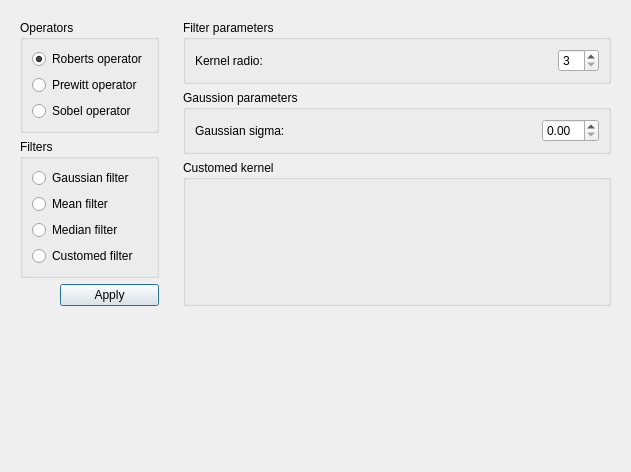
The window that src/FilterDialog.ui (Ovilia/PIP) describes before a commit, drawn with Qt 5.
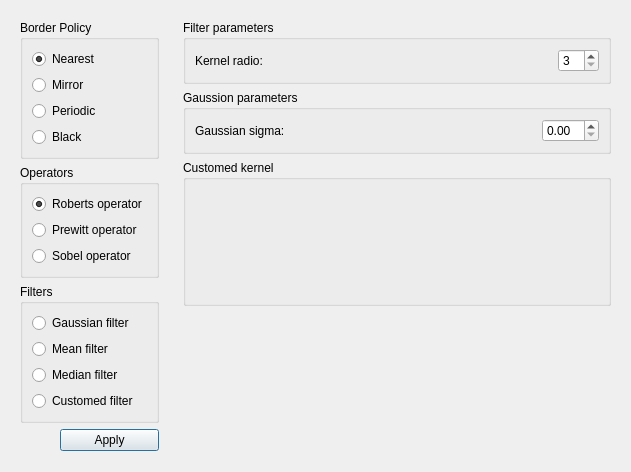
The same window after the commit.

```diff
--- a/src/FilterDialog.ui
+++ b/src/FilterDialog.ui
@@ -26,6 +26,46 @@
       <property name="bottomMargin">
        <number>9</number>
       </property>
+      <item>
+       <widget class="QGroupBox" name="borderGroup">
+        <property name="title">
+         <string>Border Policy</string>
+        </property>
+        <layout class="QVBoxLayout" name="verticalLayout_9">
+         <item>
+          <widget class="QRadioButton" name="nearestButton">
+           <property name="text">
+            <string>Nearest</string>
+           </property>
+           <property name="checked">
+            <bool>true</bool>
+           </property>
+          </widget>
+         </item>
+         <item>
+          <widget class="QRadioButton" name="mirrorButton">
+           <property name="text">
+            <string>Mirror</string>
+           </property>
+          </widget>
+         </item>
+         <item>
+          <widget class="QRadioButton" name="periodicButton">
+           <property name="text">
+            <string>Periodic</string>
+           </property>
+          </widget>
+         </item>
+         <item>
+          <widget class="QRadioButton" name="blackButton">
+           <property name="text">
+            <string>Black</string>
+           </property>
+          </widget>
+         </item>
+        </layout>
+       </widget>
+      </item>
       <item>
        <widget class="QGroupBox" name="operatorGroup">
         <property name="title">
```
